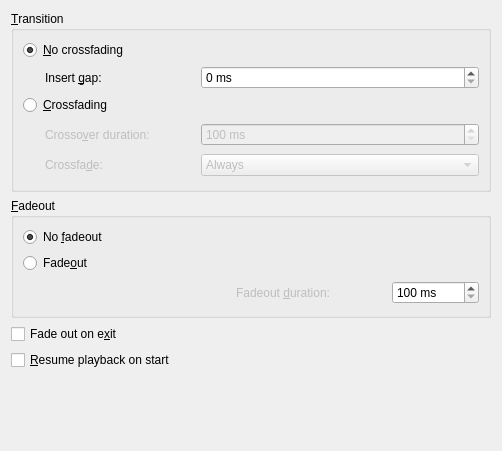
KDE/amarok, file src/configdialog/dialogs/PlaybackConfig.ui: the form before one commit.
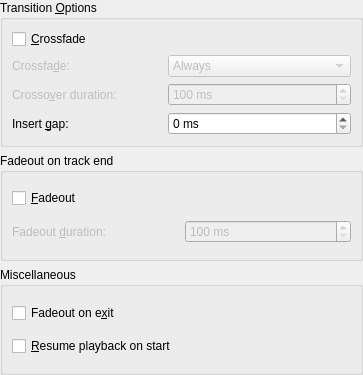
The form after the commit.

Commit message: Update config ui, merged two radio buttons, we have a lot more space now ~yay

What changed in the file:
```diff
--- a/src/configdialog/dialogs/PlaybackConfig.ui
+++ b/src/configdialog/dialogs/PlaybackConfig.ui
@@ -5,411 +5,225 @@
    <rect>
     <x>0</x>
     <y>0</y>
-    <width>502</width>
-    <height>451</height>
+    <width>363</width>
+    <height>375</height>
    </rect>
   </property>
-  <property name="sizePolicy" >
-   <sizepolicy vsizetype="MinimumExpanding" hsizetype="MinimumExpanding" >
-    <horstretch>0</horstretch>
-    <verstretch>0</verstretch>
-   </sizepolicy>
-  </property>
   <layout class="QGridLayout" name="gridLayout_4" >
-   <item row="0" column="0" >
-    <widget class="QGroupBox" name="opt_crossfade" >
-     <property name="minimumSize" >
-      <size>
-       <width>0</width>
-       <height>180</height>
-      </size>
-     </property>
-     <property name="whatsThis" >
-      <string>&lt;b>Transition Behavior&lt;/b>
-&lt;p>During playback, when Amarok transitions between tracks, it can either proceed to the next track instantly (with configurable gap), or crossfade (with configurable fade period).&lt;/p></string>
-     </property>
+   <property name="margin" >
+    <number>0</number>
+   </property>
+   <item row="0" column="0" colspan="2" >
+    <widget class="QGroupBox" name="groupBox_2" >
      <property name="title" >
-      <string>&amp;Transition</string>
+      <string>Transition &amp;Options</string>
      </property>
-     <layout class="QGridLayout" name="gridLayout_3" >
-      <item row="0" column="0" colspan="2" >
-       <widget class="QRadioButton" name="radioButtonNormalPlayback" >
-        <property name="toolTip" >
-         <string>Enable normal track transition. You may insert a gap of silence between tracks.</string>
+     <layout class="QGridLayout" name="gridLayout_5" >
+      <item row="0" column="0" >
+       <widget class="QCheckBox" name="kcfg_Crossfade" >
+        <property name="text" >
+         <string>&amp;Crossfade</string>
         </property>
+       </widget>
+      </item>
+      <item row="1" column="0" >
+       <widget class="QLabel" name="crossfadeDropdownText" >
+        <property name="enabled" >
+         <bool>false</bool>
+        </property>
         <property name="text" >
-         <string>&amp;No crossfading</string>
+         <string>Crossfa&amp;de:</string>
         </property>
-        <property name="checked" >
-         <bool>true</bool>
+        <property name="buddy" >
+         <cstring>kcfg_CrossfadeType</cstring>
         </property>
        </widget>
       </item>
       <item row="1" column="1" >
-       <layout class="QHBoxLayout" name="horizontalLayout" >
-        <item>
-         <widget class="QLabel" name="trackDelayLengthLabel" >
-          <property name="sizePolicy" >
-           <sizepolicy vsizetype="Minimum" hsizetype="Maximum" >
-            <horstretch>0</horstretch>
-            <verstretch>0</verstretch>
-           </sizepolicy>
-          </property>
-          <property name="minimumSize" >
-           <size>
-            <width>150</width>
-            <height>0</height>
-           </size>
-          </property>
-          <property name="text" >
-           <string>Insert &amp;gap:</string>
-          </property>
-          <property name="buddy" >
-           <cstring>kcfg_TrackDelayLength</cstring>
-          </property>
-         </widget>
-        </item>
-        <item>
-         <widget class="QSpinBox" name="kcfg_TrackDelayLength" >
-          <property name="sizePolicy" >
-           <sizepolicy vsizetype="Fixed" hsizetype="MinimumExpanding" >
-            <horstretch>0</horstretch>
-            <verstretch>0</verstretch>
-           </sizepolicy>
-          </property>
-          <property name="minimumSize" >
-           <size>
-            <width>160</width>
-            <height>0</height>
-           </size>
-          </property>
-          <property name="toolTip" >
-           <string>Silence between tracks, in milliseconds.</string>
-          </property>
-          <property name="frame" >
-           <bool>true</bool>
-          </property>
-          <property name="suffix" >
-           <string> ms</string>
-          </property>
-          <property name="maximum" >
-           <number>10000</number>
-          </property>
-          <property name="singleStep" >
-           <number>100</number>
-          </property>
-         </widget>
-        </item>
-       </layout>
-      </item>
-      <item row="2" column="0" colspan="2" >
-       <widget class="QRadioButton" name="kcfg_Crossfade" >
+       <widget class="QComboBox" name="kcfg_CrossfadeType" >
+        <property name="enabled" >
+         <bool>false</bool>
+        </property>
         <property name="toolTip" >
-         <string>Enable crossfading between tracks.</string>
+         <string>Select when you want crossfading to occur</string>
+        </property>
+        <property name="whatsThis" >
+         <string>Select when you want crossfading to occur</string>
+        </property>
+        <property name="duplicatesEnabled" >
+         <bool>false</bool>
+        </property>
+        <item>
+         <property name="text" >
+          <string>Always</string>
+         </property>
+        </item>
+        <item>
+         <property name="text" >
+          <string>On Automatic Track Change</string>
+         </property>
+        </item>
+        <item>
+         <property name="text" >
+          <string>On Manual Track Change</string>
+         </property>
+        </item>
+       </widget>
+      </item>
+      <item row="2" column="0" >
+       <widget class="QLabel" name="crossfadeLengthLabel" >
+        <property name="enabled" >
+         <bool>false</bool>
         </property>
         <property name="text" >
-         <string>&amp;Crossfading</string>
+         <string>Crosso&amp;ver duration:</string>
+        </property>
+        <property name="buddy" >
+         <cstring>kcfg_CrossfadeLength</cstring>
+        </property>
+       </widget>
+      </item>
+      <item row="2" column="1" >
+       <widget class="QSpinBox" name="kcfg_CrossfadeLength" >
+        <property name="enabled" >
+         <bool>false</bool>
+        </property>
+        <property name="toolTip" >
+         <string>The length of the crossfade between tracks, in milliseconds.</string>
+        </property>
+        <property name="suffix" >
+         <string> ms</string>
+        </property>
+        <property name="minimum" >
+         <number>100</number>
+        </property>
+        <property name="maximum" >
+         <number>99999999</number>
+        </property>
+        <property name="singleStep" >
+         <number>100</number>
         </property>
        </widget>
       </item>
       <item row="3" column="0" >
-       <spacer name="verticalSpacer_3" >
-        <property name="orientation" >
-         <enum>Qt::Vertical</enum>
+       <widget class="QLabel" name="trackDelayLengthLabel" >
+        <property name="text" >
+         <string>Insert &amp;gap:</string>
         </property>
-        <property name="sizeHint" stdset="0" >
-         <size>
-          <width>16</width>
-          <height>59</height>
-         </size>
+        <property name="buddy" >
+         <cstring>kcfg_TrackDelayLength</cstring>
         </property>
-       </spacer>
+       </widget>
       </item>
       <item row="3" column="1" >
-       <layout class="QGridLayout" name="gridLayout" >
-        <item row="0" column="0" >
-         <widget class="QLabel" name="crossfadeLengthLabel" >
-          <property name="enabled" >
-           <bool>false</bool>
-          </property>
-          <property name="sizePolicy" >
-           <sizepolicy vsizetype="Minimum" hsizetype="Maximum" >
-            <horstretch>0</horstretch>
-            <verstretch>0</verstretch>
-           </sizepolicy>
-          </property>
-          <property name="minimumSize" >
-           <size>
-            <width>150</width>
-            <height>0</height>
-           </size>
-          </property>
-          <property name="text" >
-           <string>Crosso&amp;ver duration:</string>
-          </property>
-          <property name="buddy" >
-           <cstring>kcfg_CrossfadeLength</cstring>
-          </property>
-         </widget>
-        </item>
-        <item row="0" column="1" >
-         <widget class="QSpinBox" name="kcfg_CrossfadeLength" >
-          <property name="enabled" >
-           <bool>false</bool>
-          </property>
-          <property name="sizePolicy" >
-           <sizepolicy vsizetype="Maximum" hsizetype="Preferred" >
-            <horstretch>0</horstretch>
-            <verstretch>0</verstretch>
-           </sizepolicy>
-          </property>
-          <property name="minimumSize" >
-           <size>
-            <width>50</width>
-            <height>0</height>
-           </size>
-          </property>
-          <property name="toolTip" >
-           <string>The length of the crossfade between tracks, in milliseconds.</string>
-          </property>
-          <property name="suffix" >
-           <string> ms</string>
-          </property>
-          <property name="minimum" >
-           <number>100</number>
-          </property>
-          <property name="maximum" >
-           <number>99999999</number>
-          </property>
-          <property name="singleStep" >
-           <number>100</number>
-          </property>
-         </widget>
-        </item>
-        <item row="1" column="0" >
-         <widget class="QLabel" name="crossfadeDropdownText" >
-          <property name="enabled" >
-           <bool>false</bool>
-          </property>
-          <property name="sizePolicy" >
-           <sizepolicy vsizetype="Minimum" hsizetype="Maximum" >
-            <horstretch>0</horstretch>
-            <verstretch>0</verstretch>
-           </sizepolicy>
-          </property>
-          <property name="minimumSize" >
-           <size>
-            <width>150</width>
-            <height>0</height>
-           </size>
-          </property>
-          <property name="text" >
-           <string>Crossfa&amp;de:</string>
-          </property>
-          <property name="buddy" >
-           <cstring>kcfg_CrossfadeType</cstring>
-          </property>
-         </widget>
-        </item>
-        <item row="1" column="1" >
-         <widget class="QComboBox" name="kcfg_CrossfadeType" >
-          <property name="enabled" >
-           <bool>false</bool>
-          </property>
-          <property name="sizePolicy" >
-           <sizepolicy vsizetype="Maximum" hsizetype="Preferred" >
-            <horstretch>0</horstretch>
-            <verstretch>0</verstretch>
-           </sizepolicy>
-          </property>
-          <property name="minimumSize" >
-           <size>
-            <width>50</width>
-            <height>0</height>
-           </size>
-          </property>
-          <property name="toolTip" >
-           <string>Select when you want crossfading to occur</string>
-          </property>
-          <property name="whatsThis" >
-           <string>Select when you want crossfading to occur</string>
-          </property>
-          <property name="duplicatesEnabled" >
-           <bool>false</bool>
-          </property>
-          <item>
-           <property name="text" >
-            <string>Always</string>
-           </property>
-          </item>
-          <item>
-           <property name="text" >
-            <string>On Automatic Track Change Only</string>
-           </property>
-          </item>
-          <item>
-           <property name="text" >
-            <string>On Manual Track Change Only</string>
-           </property>
-          </item>
-         </widget>
-        </item>
-       </layout>
+       <widget class="QSpinBox" name="kcfg_TrackDelayLength" >
+        <property name="toolTip" >
+         <string>Silence between tracks, in milliseconds.</string>
+        </property>
+        <property name="frame" >
+         <bool>true</bool>
+        </property>
+        <property name="suffix" >
+         <string> ms</string>
+        </property>
+        <property name="maximum" >
+         <number>10000</number>
+        </property>
+        <property name="singleStep" >
+         <number>100</number>
+        </property>
+       </widget>
       </item>
      </layout>
     </widget>
    </item>
-   <item row="1" column="0" >
+   <item row="1" column="0" colspan="2" >
     <widget class="QGroupBox" name="opt_crossfade_2" >
-     <property name="minimumSize" >
-      <size>
-       <width>0</width>
-       <height>120</height>
-      </size>
-     </property>
      <property name="whatsThis" >
       <string>&lt;b>Quit Behavior&lt;/b>
 &lt;p>On exit, Amarok can slowly fade the volume of the playing track (which is configurable), or stop playback immediately.&lt;/p></string>
      </property>
      <property name="title" >
-      <string>&amp;Fadeout</string>
+      <string>Fadeout on track end</string>
      </property>
-     <layout class="QGridLayout" name="gridLayout_2" >
-      <item row="0" column="0" colspan="2" >
-       <widget class="QRadioButton" name="radioButtonNormalPlayback_2" >
-        <property name="toolTip" >
-         <string>Disable fadeout. Music will stop immediately.</string>
+     <layout class="QGridLayout" name="gridLayout" >
+      <item row="0" column="0" >
+       <widget class="QCheckBox" name="kcfg_Fadeout" >
+        <property name="text" >
+         <string>&amp;Fadeout</string>
         </property>
+       </widget>
+      </item>
+      <item row="1" column="0" >
+       <widget class="QLabel" name="fadeoutLengthLabel" >
+        <property name="enabled" >
+         <bool>false</bool>
+        </property>
         <property name="text" >
-         <string>No &amp;fadeout</string>
+         <string>Fadeout &amp;duration:</string>
         </property>
-        <property name="checked" >
-         <bool>true</bool>
+        <property name="buddy" >
+         <cstring>kcfg_FadeoutLength</cstring>
         </property>
        </widget>
       </item>
-      <item row="1" column="0" colspan="2" >
-       <widget class="QRadioButton" name="kcfg_Fadeout" >
+      <item row="1" column="1" >
+       <widget class="QSpinBox" name="kcfg_FadeoutLength" >
+        <property name="enabled" >
+         <bool>false</bool>
+        </property>
         <property name="toolTip" >
          <string>Fade the music out when the Stop button is pressed.</string>
         </property>
+        <property name="suffix" >
+         <string> ms</string>
+        </property>
+        <property name="minimum" >
+         <number>100</number>
+        </property>
+        <property name="maximum" >
+         <number>99999999</number>
+        </property>
+        <property name="singleStep" >
+         <number>100</number>
+        </property>
+        <property name="value" >
+         <number>100</number>
+        </property>
+       </widget>
+      </item>
+     </layout>
+    </widget>
+   </item>
+   <item row="2" column="0" colspan="2" >
+    <widget class="QGroupBox" name="groupBox" >
+     <property name="title" >
+      <string>Miscellaneous</string>
+     </property>
+     <layout class="QGridLayout" name="gridLayout_3" >
+      <item row="0" column="0" >
+       <widget class="QCheckBox" name="kcfg_FadeoutOnExit" >
+        <property name="toolTip" >
+         <string>If checked, Amarok will fade out the music on program exit.</string>
+        </property>
         <property name="text" >
-         <string>Fade&amp;out</string>
+         <string>Fadeout on e&amp;xit</string>
         </property>
        </widget>
       </item>
-      <item row="2" column="0" >
-       <spacer name="verticalSpacer" >
-        <property name="orientation" >
-         <enum>Qt::Vertical</enum>
+      <item row="1" column="0" >
+       <widget class="QCheckBox" name="kcfg_ResumePlayback" >
+        <property name="toolTip" >
+         <string>If checked, Amarok will&lt;br>resume playback from where you left it the previous session -- just like a tape-player.</string>
         </property>
-        <property name="sizeHint" stdset="0" >
-         <size>
-          <width>16</width>
-          <height>26</height>
-         </size>
+        <property name="text" >
+         <string>&amp;Resume playback on start</string>
         </property>
-       </spacer>
+       </widget>
       </item>
-      <item row="2" column="1" >
-       <layout class="QHBoxLayout" name="horizontalLayout_2" >
-        <item>
-         <widget class="QLabel" name="fadeoutLengthLabel" >
-          <property name="enabled" >
-           <bool>false</bool>
-          </property>
-          <property name="sizePolicy" >
-           <sizepolicy vsizetype="Minimum" hsizetype="Maximum" >
-            <horstretch>0</horstretch>
-            <verstretch>0</verstretch>
-           </sizepolicy>
-          </property>
-          <property name="minimumSize" >
-           <size>
-            <width>150</width>
-            <height>0</height>
-           </size>
-          </property>
-          <property name="text" >
-           <string>Fadeout &amp;duration:</string>
-          </property>
-          <property name="buddy" >
-           <cstring>kcfg_FadeoutLength</cstring>
-          </property>
-         </widget>
-        </item>
-        <item>
-         <widget class="QSpinBox" name="kcfg_FadeoutLength" >
-          <property name="sizePolicy" >
-           <sizepolicy vsizetype="Maximum" hsizetype="Preferred" >
-            <horstretch>0</horstretch>
-            <verstretch>0</verstretch>
-           </sizepolicy>
-          </property>
-          <property name="minimumSize" >
-           <size>
-            <width>50</width>
-            <height>0</height>
-           </size>
-          </property>
-          <property name="toolTip" >
-           <string>The length of the fadeout, in milliseconds.</string>
-          </property>
-          <property name="suffix" >
-           <string> ms</string>
-          </property>
-          <property name="minimum" >
-           <number>100</number>
-          </property>
-          <property name="maximum" >
-           <number>99999999</number>
-          </property>
-          <property name="singleStep" >
-           <number>100</number>
-          </property>
-          <property name="value" >
-           <number>100</number>
-          </property>
-         </widget>
-        </item>
-       </layout>
-      </item>
      </layout>
     </widget>
    </item>
-   <item row="2" column="0" >
-    <widget class="QCheckBox" name="kcfg_FadeoutOnExit" >
-     <property name="toolTip" >
-      <string>If checked, Amarok will fade out the music on program exit.</string>
-     </property>
-     <property name="text" >
-      <string>Fade out on e&amp;xit</string>
-     </property>
-    </widget>
-   </item>
-   <item row="3" column="0" >
-    <widget class="QCheckBox" name="kcfg_ResumePlayback" >
-     <property name="toolTip" >
-      <string>If checked, Amarok will&lt;br>resume playback from where you left it the previous session -- just like a tape-player.</string>
-     </property>
-     <property name="text" >
-      <string>&amp;Resume playback on start</string>
-     </property>
-    </widget>
-   </item>
-   <item row="4" column="0" >
-    <spacer name="spacer" >
-     <property name="orientation" >
-      <enum>Qt::Vertical</enum>
-     </property>
-     <property name="sizeHint" stdset="0" >
-      <size>
-       <width>31</width>
-       <height>50</height>
-      </size>
-     </property>
-    </spacer>
-   </item>
   </layout>
  </widget>
  <tabstops>
```
Left out of the diff: 195 changed lines with no effect on the pictures. The commit also changes 1 other file.
